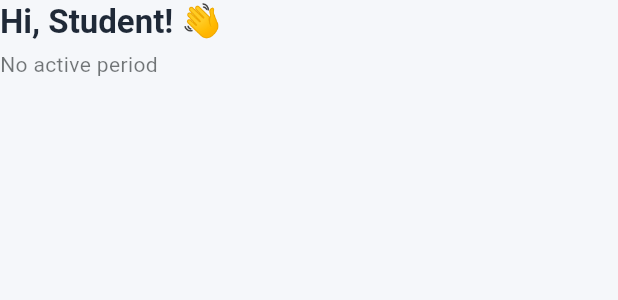
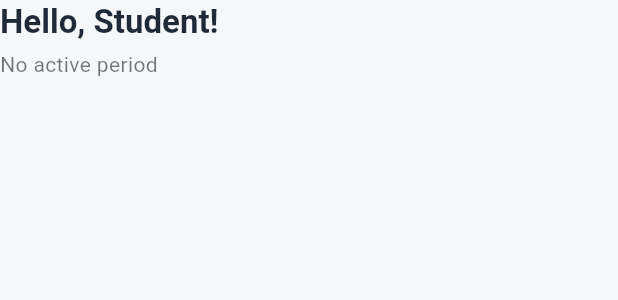
Before and after one commit to KaiyouS/student_clearance_tracker, a Flutter app: the StudentHomeGreeting widget shown alone on an empty page, opened directly, on a phone screen of 412 x 824 dp. Shown: the top 300 px of the screen. Run offline on Flutter 3.47's test engine with Material 3 defaults, Android fonts, the phone set to English and light mode, and no system bars; our stand-ins replace go_router, google_sign_in, phosphor_flutter, shared_preferences, supabase_flutter; accounts and stored records are empty.

Commit message:
feat: remeove emoji

```diff
--- a/lib/features/student/home/view/widgets/student_home_greeting.dart
+++ b/lib/features/student/home/view/widgets/student_home_greeting.dart
@@ -18,7 +18,7 @@ class StudentHomeGreeting extends StatelessWidget {
       crossAxisAlignment: CrossAxisAlignment.start,
       children: [
         Text(
-          'Hi, ${firstName ?? 'Student'}! 👋',
+          'Hello, ${firstName ?? 'Student'}!',
           style: Theme.of(
             context,
           ).textTheme.headlineSmall?.copyWith(fontWeight: FontWeight.bold),
```
